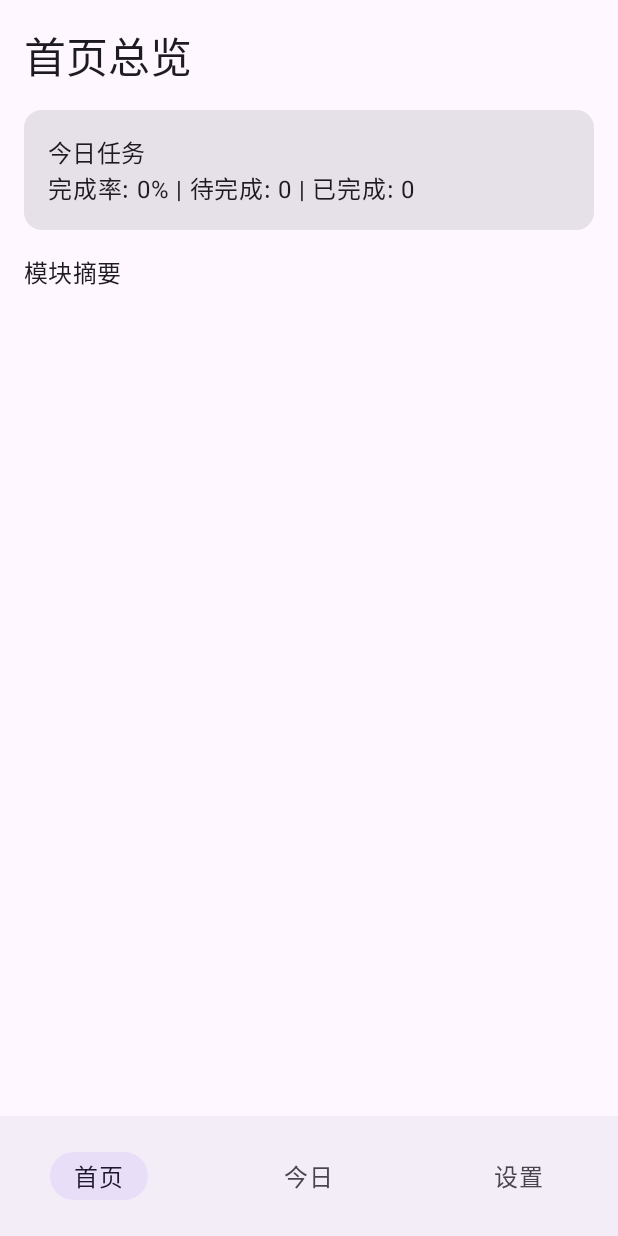
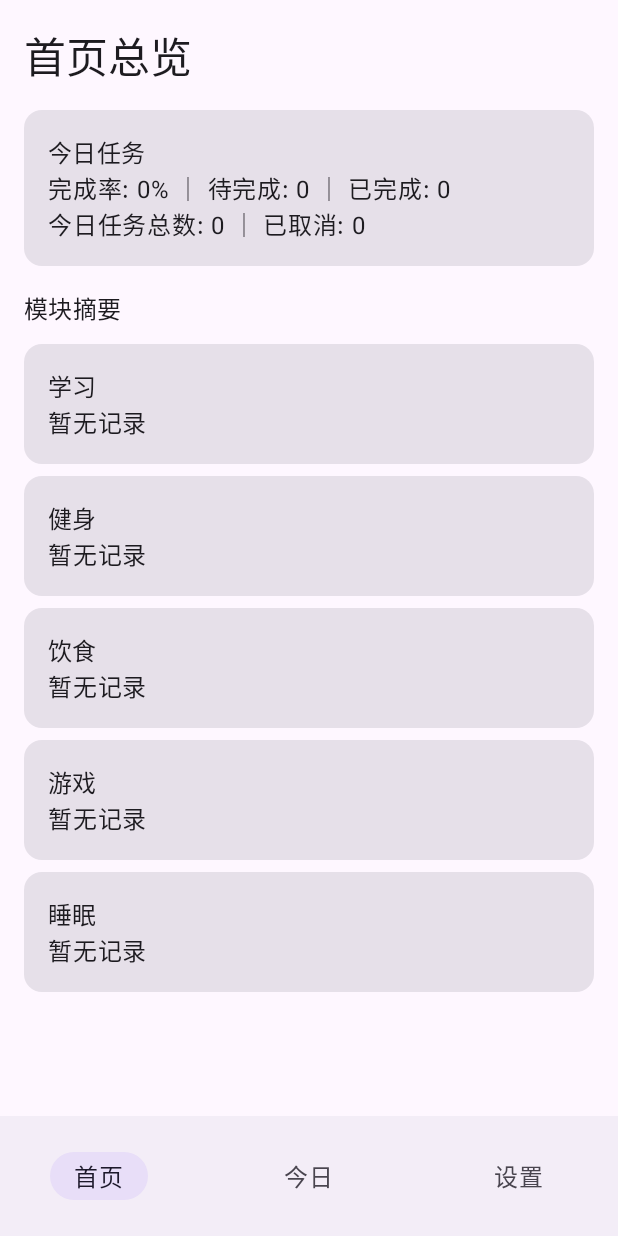
Before and after one commit to lingchengguo22-star/lifeworkbench-android, an Android app built with Jetpack Compose: the HomeScreen screen opened through its navigation route, on a phone screen of 412 x 824 dp. Run offline under Robolectric (Android 15) with nearby library versions, the phone set to English and light mode, and no system bars.

Commit message:
阶段2.2：首页改用真实统计与模块摘要卡片

```diff
--- a/app/src/main/java/com/example/lifeworkbench/ui/screens/HomeScreen.kt
+++ b/app/src/main/java/com/example/lifeworkbench/ui/screens/HomeScreen.kt
@@ -1,23 +1,114 @@
 package com.example.lifeworkbench.ui.screens
+
+import androidx.compose.foundation.clickable
 import androidx.compose.foundation.layout.*
 import androidx.compose.material3.*
 import androidx.compose.runtime.Composable
+import androidx.compose.runtime.collectAsState
+import androidx.compose.runtime.getValue
 import androidx.compose.ui.Modifier
+import androidx.compose.ui.platform.LocalContext
 import androidx.compose.ui.unit.dp
+import androidx.lifecycle.viewmodel.compose.viewModel
+import com.example.lifeworkbench.LifeWorkbenchApp
 
+/**
+ * 首页总览（V1.1 阶段 2.2）。
+ *
+ * 今日统计与五大模块摘要全部来自真实 Room 数据库（经 ViewModel + Repository），
+ * 不使用硬编码数字与假数据；完成率使用阶段 1 已验收的统一算法，不另写公式。
+ * 今日任务卡片点击进入今日计划；模块摘要卡片点击进入对应模块入口
+ * （模块尚未开发时为明确的占位页面，不出现点击无反应的假入口）。
+ */
 @Composable
-fun HomeScreen() {
+fun HomeScreen(
+    onNavigateToToday: () -> Unit = {},
+    onNavigateToModule: (String) -> Unit = {}
+) {
+    val app = LocalContext.current.applicationContext as LifeWorkbenchApp
+    val viewModel: HomeViewModel = viewModel(
+        factory = HomeViewModel.Factory(app.taskRepository, app.summaryRepository)
+    )
+    val stats by viewModel.todayStats.collectAsState()
+    val summaries by viewModel.summaries.collectAsState()
+
     Column(modifier = Modifier.padding(16.dp).fillMaxSize()) {
         Text("首页总览", style = MaterialTheme.typography.headlineMedium)
         Spacer(modifier = Modifier.height(16.dp))
-        Card(modifier = Modifier.fillMaxWidth()) {
+
+        // 今日任务卡片（点击进入今日计划）
+        Card(
+            modifier = Modifier.fillMaxWidth().clickable { onNavigateToToday() }
+        ) {
             Column(modifier = Modifier.padding(16.dp)) {
                 Text("今日任务", style = MaterialTheme.typography.titleMedium)
-                Text("完成率: 0% | 待完成: 0 | 已完成: 0")
+                val s = stats
+                if (s == null) {
+                    Text("加载中…")
+                } else {
+                    val pending = s.total - s.completed - s.cancelled
+                    Text("完成率: ${HomeViewModel.formatRate(s.completionRate)} ｜ 待完成: $pending ｜ 已完成: ${s.completed}")
+                    Text("今日任务总数: ${s.total} ｜ 已取消: ${s.cancelled}")
+                }
             }
         }
         Spacer(modifier = Modifier.height(16.dp))
+
         Text("模块摘要", style = MaterialTheme.typography.titleMedium)
-        // 学习、健身、饮食、游戏、睡眠摘要
+        Spacer(modifier = Modifier.height(8.dp))
+
+        // 五大模块摘要卡片（点击进入模块入口）
+        ModuleSummaryCard(
+            title = "学习",
+            summaryText = summaries?.let {
+                if (it.study.recordCount == 0) "暂无记录"
+                else "今日 ${it.study.recordCount} 条记录，共 ${it.study.totalMinutes} 分钟"
+            } ?: "加载中…",
+            onClick = { onNavigateToModule("学习") }
+        )
+        ModuleSummaryCard(
+            title = "健身",
+            summaryText = summaries?.let {
+                if (it.fitness.recordCount == 0) "暂无记录"
+                else "今日 ${it.fitness.recordCount} 条记录，共 ${it.fitness.totalMinutes} 分钟"
+            } ?: "加载中…",
+            onClick = { onNavigateToModule("健身") }
+        )
+        ModuleSummaryCard(
+            title = "饮食",
+            summaryText = summaries?.let {
+                if (it.diet.mealCount == 0) "暂无记录"
+                else "今日 ${it.diet.mealCount} 条记录，共 ${it.diet.totalCalories.toInt()} 千卡"
+            } ?: "加载中…",
+            onClick = { onNavigateToModule("饮食") }
+        )
+        ModuleSummaryCard(
+            title = "游戏",
+            summaryText = summaries?.let {
+                if (it.game.recordCount == 0) "暂无记录"
+                else "今日 ${it.game.recordCount} 条记录，共 ${it.game.totalMinutes} 分钟"
+            } ?: "加载中…",
+            onClick = { onNavigateToModule("游戏") }
+        )
+        ModuleSummaryCard(
+            title = "睡眠",
+            summaryText = summaries?.let {
+                if (it.sleep.recordCount == 0) "暂无记录"
+                else "今日 ${it.sleep.recordCount} 条记录，共 ${it.sleep.totalMinutes} 分钟"
+            } ?: "加载中…",
+            onClick = { onNavigateToModule("睡眠") }
+        )
     }
 }
+
+@Composable
+private fun ModuleSummaryCard(title: String, summaryText: String, onClick: () -> Unit) {
+    Card(
+        modifier = Modifier.fillMaxWidth().padding(vertical = 4.dp).clickable { onClick() }
+    ) {
+        Column(modifier = Modifier.padding(16.dp)) {
+            Text(title, style = MaterialTheme.typography.titleMedium)
+            Text(summaryText)
+        }
+    }
+}
```
